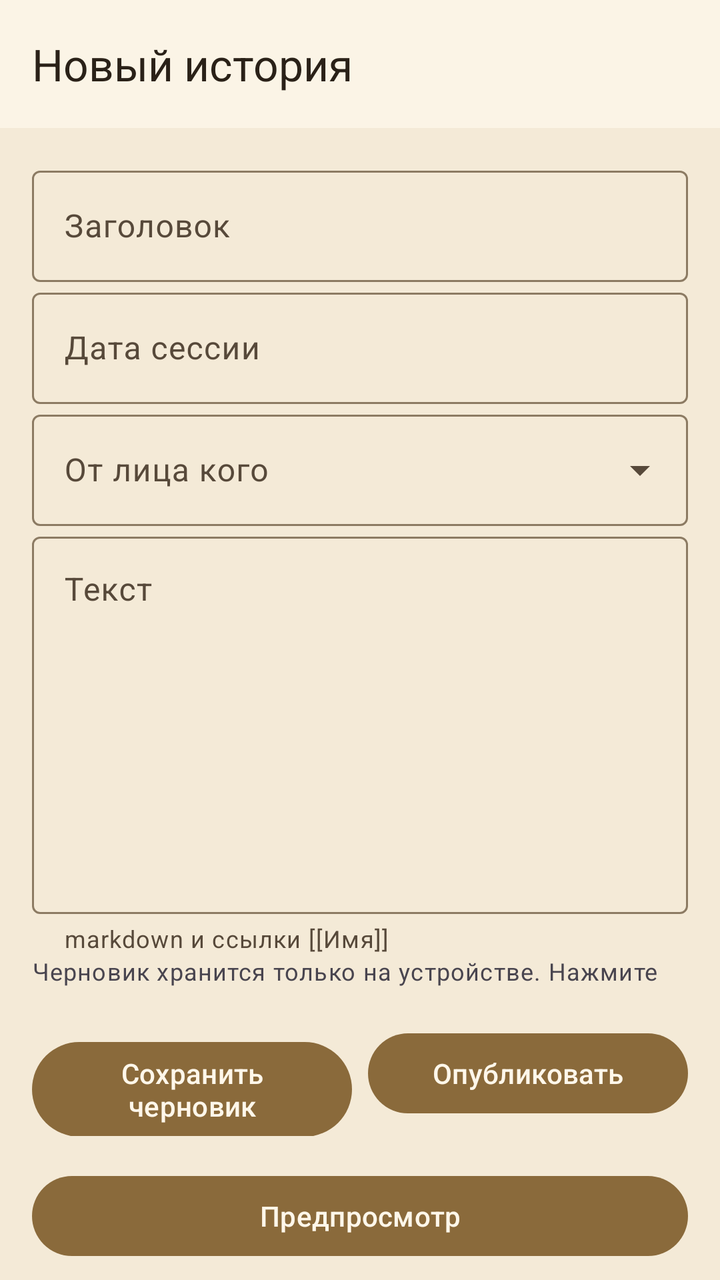
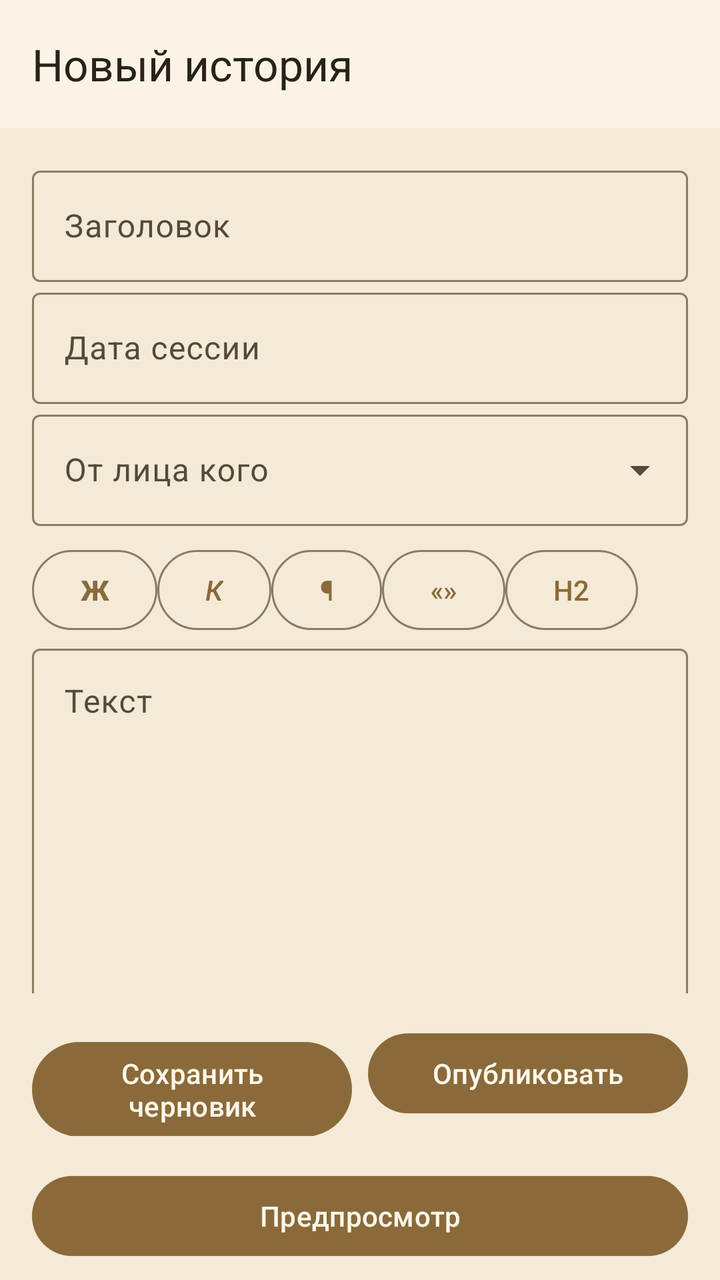

The first picture is an Android layout as it rendered before a commit; the second is the same layout after the commit. The layout source and the unified diff follow.
<!-- AndroidManifest.xml: application theme Theme.DnDMemory -->
<!-- res/layout/activity_retelling_edit.xml -->
<?xml version="1.0" encoding="utf-8"?>
<LinearLayout xmlns:android="http://schemas.android.com/apk/res/android"
    xmlns:app="http://schemas.android.com/apk/res-auto"
    android:layout_width="match_parent"
    android:layout_height="match_parent"
    android:orientation="vertical">

    <com.google.android.material.appbar.MaterialToolbar
        style="@style/Widget.DnDMemory.Toolbar"
        android:id="@+id/retelling_edit_toolbar"
        android:layout_width="match_parent"
        android:layout_height="?attr/actionBarSize"
        app:title="@string/retelling_edit_title_new" />

    <androidx.core.widget.NestedScrollView
        android:layout_width="match_parent"
        android:layout_height="0dp"
        android:layout_weight="1">

        <LinearLayout
            android:layout_width="match_parent"
            android:layout_height="wrap_content"
            android:orientation="vertical"
            android:padding="16dp">

            <com.google.android.material.textfield.TextInputLayout
                android:layout_width="match_parent"
                android:layout_height="wrap_content"
                android:hint="@string/retelling_field_title">

                <com.google.android.material.textfield.TextInputEditText
                    android:id="@+id/retelling_edit_title_input"
                    android:layout_width="match_parent"
                    android:layout_height="wrap_content"
                    android:inputType="textCapSentences"
                    android:maxLines="1" />
            </com.google.android.material.textfield.TextInputLayout>

            <com.google.android.material.textfield.TextInputLayout
                android:layout_width="match_parent"
                android:layout_height="wrap_content"
                android:hint="@string/retelling_field_date">

                <com.google.android.material.textfield.TextInputEditText
                    android:id="@+id/retelling_edit_date_input"
                    android:layout_width="match_parent"
                    android:layout_height="wrap_content"
                    android:inputType="date"
                    android:maxLines="1" />
            </com.google.android.material.textfield.TextInputLayout>

            <com.google.android.material.textfield.TextInputLayout
                style="@style/Widget.Material3.TextInputLayout.OutlinedBox.ExposedDropdownMenu"
                android:layout_width="match_parent"
                android:layout_height="wrap_content"
                android:hint="@string/retelling_field_author"
                app:endIconMode="dropdown_menu">

                <com.google.android.material.textfield.MaterialAutoCompleteTextView
                    android:id="@+id/retelling_edit_author_input"
                    android:layout_width="match_parent"
                    android:layout_height="wrap_content"
                    android:inputType="none" />
            </com.google.android.material.textfield.TextInputLayout>

            <com.google.android.material.textfield.TextInputLayout
                android:layout_width="match_parent"
                android:layout_height="wrap_content"
                android:hint="@string/retelling_field_body"
                app:helperText="@string/retelling_field_body_hint">

                <com.google.android.material.textfield.TextInputEditText
                    android:id="@+id/retelling_edit_body_input"
                    android:layout_width="match_parent"
                    android:layout_height="wrap_content"
                    android:gravity="top"
                    android:inputType="textMultiLine|textCapSentences"
                    android:minLines="8" />
            </com.google.android.material.textfield.TextInputLayout>

            <TextView
                android:id="@+id/retelling_edit_preview"
                android:layout_width="match_parent"
                android:layout_height="wrap_content"
                android:padding="8dp"
                android:textAppearance="?attr/textAppearanceBodyLarge"
                android:visibility="gone" />

            <TextView
                android:id="@+id/retelling_edit_publish_hint"
                android:layout_width="match_parent"
                android:layout_height="wrap_content"
                android:text="@string/retelling_publish_hint"
                android:textAppearance="?attr/textAppearanceBodySmall" />
        </LinearLayout>
    </androidx.core.widget.NestedScrollView>

    <LinearLayout
        android:layout_width="match_parent"
        android:layout_height="wrap_content"
        android:orientation="horizontal"
        android:padding="16dp">

        <com.google.android.material.button.MaterialButton
            android:id="@+id/retelling_edit_save_draft"
            android:layout_width="0dp"
            android:layout_height="wrap_content"
            android:layout_weight="1"
            android:text="@string/action_save_draft" />

        <com.google.android.material.button.MaterialButton
            android:id="@+id/retelling_edit_publish"
            android:layout_width="0dp"
            android:layout_height="wrap_content"
            android:layout_weight="1"
            android:layout_marginStart="8dp"
            android:text="@string/action_publish" />
    </LinearLayout>

    <LinearLayout
        android:layout_width="match_parent"
        android:layout_height="wrap_content"
        android:orientation="horizontal"
        android:paddingStart="16dp"
        android:paddingEnd="16dp"
        android:paddingBottom="8dp">

        <com.google.android.material.button.MaterialButton
            android:id="@+id/retelling_edit_preview_toggle"
            android:layout_width="0dp"
            android:layout_height="wrap_content"
            android:layout_weight="1"
            android:text="@string/action_preview" />
    </LinearLayout>

    <ProgressBar
        android:id="@+id/retelling_edit_progress"
        android:layout_width="wrap_content"
        android:layout_height="wrap_content"
        android:layout_gravity="center_horizontal"
        android:visibility="gone" />
</LinearLayout>
<!-- resources referenced by this layout -->
<resources>
  <string name="action_preview">Предпросмотр</string>
  <string name="action_publish">Опубликовать</string>
  <string name="action_save_draft">Сохранить черновик</string>
  <string name="retelling_edit_title_new">Новый история</string>
  <string name="retelling_field_author">От лица кого</string>
  <string name="retelling_field_body">Текст</string>
  <string name="retelling_field_body_hint">markdown и ссылки [[Имя]]</string>
  <string name="retelling_field_date">Дата сессии</string>
  <string name="retelling_field_title">Заголовок</string>
  <string name="retelling_publish_hint">Черновик хранится только на устройстве. Нажмите «Опубликовать», чтобы отправить его.</string>
  <style name="Widget.DnDMemory.Toolbar" parent="Widget.Material3.Toolbar">
          <item name="android:background">?attr/colorSurface</item>
          <item name="titleTextColor">?attr/colorOnSurface</item>
      </style>
  <style name="Theme.DnDMemory" parent="Theme.Material3.DayNight.NoActionBar">
          <item name="colorPrimary">@color/colorPrimary</item>
          <item name="colorPrimaryDark">@color/colorPrimaryDark</item>
          <item name="colorOnPrimary">@color/colorOnPrimary</item>
          <item name="colorPrimaryContainer">@color/colorPrimaryContainer</item>
          <item name="colorOnPrimaryContainer">@color/colorOnPrimaryContainer</item>
          <item name="colorSecondary">@color/colorSecondary</item>
          <item name="colorOnSecondary">@color/colorOnSecondary</item>
          <item name="colorSurface">@color/colorSurface</item>
          <item name="colorOnSurface">@color/colorOnSurface</item>
          <item name="colorSurfaceVariant">@color/colorSurfaceVariant</item>
          <item name="colorOnSurfaceVariant">@color/colorOnSurfaceVariant</item>
          <item name="android:colorBackground">@color/colorBackground</item>
          <item name="colorOnBackground">@color/colorOnBackground</item>
          <item name="colorError">@color/colorError</item>
          <item name="colorOnError">@color/colorOnError</item>
          <item name="colorOutline">@color/colorOutline</item>
          <item name="android:statusBarColor">@color/colorPrimaryDark</item>
          <item name="android:navigationBarColor">@color/colorBackground</item>
          <item name="android:windowBackground">@color/colorBackground</item>
      </style>
  <color name="colorPrimary">#8A6A3B</color>
  <color name="colorPrimaryDark">#5E4525</color>
  <color name="colorOnPrimary">#FFF7EA</color>
  <color name="colorPrimaryContainer">#EBDCC2</color>
  <color name="colorOnPrimaryContainer">#3A2A14</color>
  <color name="colorSecondary">#B98B2E</color>
  <color name="colorOnSecondary">#FFF8EA</color>
  <color name="colorSurface">#FBF4E6</color>
  <color name="colorOnSurface">#2A2118</color>
  <color name="colorSurfaceVariant">#EEE0C6</color>
  <color name="colorOnSurfaceVariant">#57493A</color>
  <color name="colorBackground">#F4EAD7</color>
  <color name="colorOnBackground">#2A2118</color>
  <color name="colorError">#A3231C</color>
  <color name="colorOnError">#FFFFFF</color>
  <color name="colorOutline">#8C7B63</color>
</resources>

<!-- the commit's change to res/layout/activity_retelling_edit.xml (unified diff, before → after) -->
@@ -62,6 +62,24 @@
                     android:layout_height="wrap_content"
                     android:inputType="none" />
             </com.google.android.material.textfield.TextInputLayout>
+
+            <HorizontalScrollView
+                android:layout_width="match_parent"
+                android:layout_height="wrap_content"
+                android:layout_marginTop="8dp">
+
+                <LinearLayout
+                    android:layout_width="wrap_content"
+                    android:layout_height="wrap_content"
+                    android:orientation="horizontal">
+
+                    <Button android:id="@+id/retelling_format_bold" style="?attr/materialButtonOutlinedStyle" android:layout_width="wrap_content" android:layout_height="wrap_content" android:minWidth="48dp" android:text="Ж" android:textStyle="bold" />
+                    <Button android:id="@+id/retelling_format_italic" style="?attr/materialButtonOutlinedStyle" android:layout_width="wrap_content" android:layout_height="wrap_content" android:minWidth="48dp" android:text="К" android:textStyle="italic" />
+                    <Button android:id="@+id/retelling_format_indent" style="?attr/materialButtonOutlinedStyle" android:layout_width="wrap_content" android:layout_height="wrap_content" android:minWidth="48dp" android:text="¶" />
+                    <Button android:id="@+id/retelling_format_quote" style="?attr/materialButtonOutlinedStyle" android:layout_width="wrap_content" android:layout_height="wrap_content" android:minWidth="48dp" android:text="«»" />
+                    <Button android:id="@+id/retelling_format_heading" style="?attr/materialButtonOutlinedStyle" android:layout_width="wrap_content" android:layout_height="wrap_content" android:minWidth="48dp" android:text="H2" />
+                </LinearLayout>
+            </HorizontalScrollView>
 
             <com.google.android.material.textfield.TextInputLayout
                 android:layout_width="match_parent"
